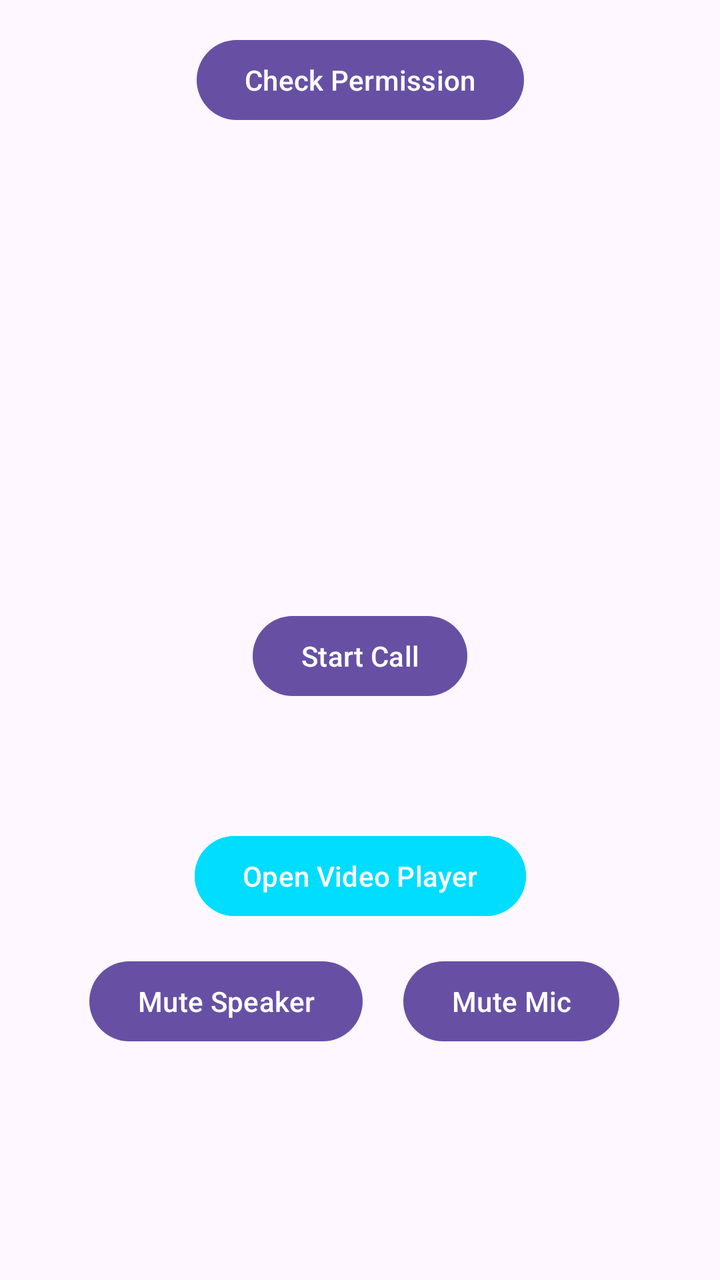
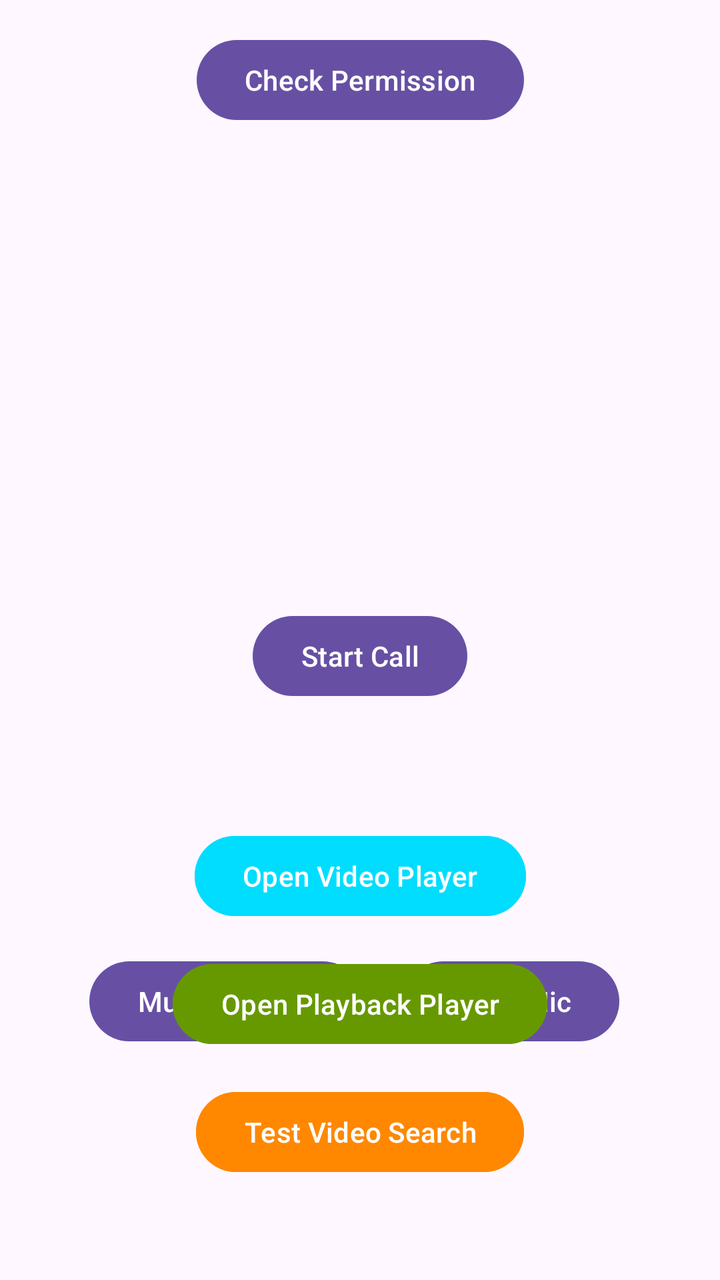

Before-and-after screenshots of an Android layout around one commit, followed by the original layout XML and the change that was made.
<!-- AndroidManifest.xml: application theme Theme.MettaxCall -->
<!-- res/layout/activity_main.xml -->
<?xml version="1.0" encoding="utf-8"?>
<androidx.constraintlayout.widget.ConstraintLayout xmlns:android="http://schemas.android.com/apk/res/android"
    xmlns:app="http://schemas.android.com/apk/res-auto"
    xmlns:tools="http://schemas.android.com/tools"
    android:id="@+id/main"
    android:orientation="vertical"
    android:gravity="center_horizontal"
    android:layout_width="match_parent"
    android:layout_height="match_parent"
    tools:context=".MainActivity">

    <Button
        android:id="@+id/permission"
        android:layout_width="wrap_content"
        android:layout_height="wrap_content"
        android:layout_marginTop="16dp"
        android:text="Check Permission"
        app:layout_constraintStart_toStartOf="parent"
        app:layout_constraintEnd_toEndOf="parent"
        app:layout_constraintTop_toTopOf="parent"/>



    <Button
        android:id="@+id/startCall"
        android:layout_width="wrap_content"
        android:layout_height="wrap_content"
        android:layout_marginTop="16dp"
        android:text="Start Call"
        app:layout_constraintStart_toStartOf="parent"
        app:layout_constraintEnd_toEndOf="parent"
        app:layout_constraintTop_toTopOf="parent"
        app:layout_constraintBottom_toBottomOf="parent"/>


    <Button
        android:id="@+id/muteMic"
        android:layout_width="wrap_content"
        android:layout_height="wrap_content"
        android:layout_marginTop="16dp"
        android:text="Mute Mic"
        app:layout_constraintHorizontal_bias="0.8"
        app:layout_constraintVertical_bias="0.8"
        app:layout_constraintBottom_toBottomOf="parent"
        app:layout_constraintEnd_toEndOf="parent"
        app:layout_constraintStart_toStartOf="parent"
        app:layout_constraintTop_toTopOf="parent"/>

    <Button
        android:id="@+id/muteSpeaker"
        android:layout_width="wrap_content"
        android:layout_height="wrap_content"
        android:layout_marginTop="16dp"
        android:text="Mute Speaker"
        app:layout_constraintHorizontal_bias="0.2"
        app:layout_constraintVertical_bias="0.8"
        app:layout_constraintBottom_toBottomOf="parent"
        app:layout_constraintEnd_toEndOf="parent"
        app:layout_constraintStart_toStartOf="parent"
        app:layout_constraintTop_toTopOf="parent"/>

    <TextView
        android:id="@+id/textView"
        android:layout_width="wrap_content"
        android:layout_height="wrap_content"
        android:text=""
        android:layout_marginTop="16dp"
        app:layout_constraintVertical_bias="0.6"
        app:layout_constraintBottom_toBottomOf="parent"
        app:layout_constraintEnd_toEndOf="parent"
        app:layout_constraintStart_toStartOf="parent"
        app:layout_constraintTop_toTopOf="parent" />

    <Button
        android:id="@+id/openVideoPlayer"
        android:layout_width="wrap_content"
        android:layout_height="wrap_content"
        android:layout_marginTop="16dp"
        android:text="Open Video Player"
        android:backgroundTint="@android:color/holo_blue_bright"
        app:layout_constraintStart_toStartOf="parent"
        app:layout_constraintEnd_toEndOf="parent"
        app:layout_constraintTop_toBottomOf="@id/textView"/>

</androidx.constraintlayout.widget.ConstraintLayout>
<!-- resources referenced by this layout -->
<resources>
  <style name="Theme.MettaxCall" parent="Base.Theme.MettaxCall" />
  <style name="Base.Theme.MettaxCall" parent="Theme.Material3.DayNight.NoActionBar">
          
          
      </style>
</resources>

<!-- the commit's change to res/layout/activity_main.xml (unified diff, before → after) -->
@@ -82,4 +82,26 @@
         app:layout_constraintEnd_toEndOf="parent"
         app:layout_constraintTop_toBottomOf="@id/textView"/>
 
+    <Button
+        android:id="@+id/openPlaybackPlayer"
+        android:layout_width="wrap_content"
+        android:layout_height="wrap_content"
+        android:layout_marginTop="16dp"
+        android:text="Open Playback Player"
+        android:backgroundTint="@android:color/holo_green_dark"
+        app:layout_constraintStart_toStartOf="parent"
+        app:layout_constraintEnd_toEndOf="parent"
+        app:layout_constraintTop_toBottomOf="@id/openVideoPlayer"/>
+
+    <Button
+        android:id="@+id/testVideoSearch"
+        android:layout_width="wrap_content"
+        android:layout_height="wrap_content"
+        android:layout_marginTop="16dp"
+        android:text="Test Video Search"
+        android:backgroundTint="@android:color/holo_orange_dark"
+        app:layout_constraintStart_toStartOf="parent"
+        app:layout_constraintEnd_toEndOf="parent"
+        app:layout_constraintTop_toBottomOf="@id/openPlaybackPlayer"/>
+
 </androidx.constraintlayout.widget.ConstraintLayout>
